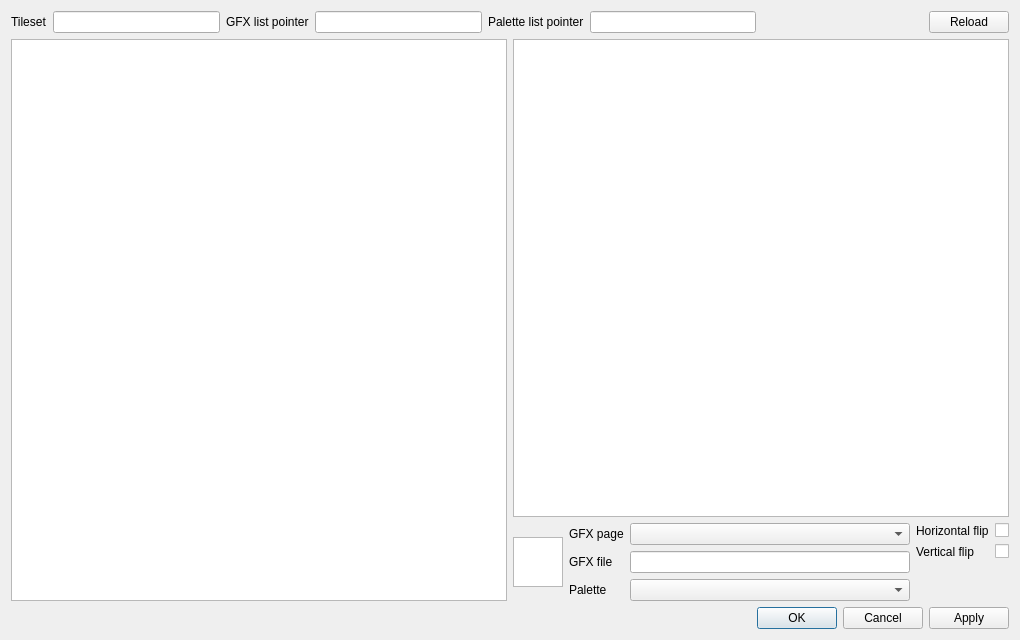
LagoLunatic/DSVEdit, file dsvedit/tileset_editor.ui: the form before one commit.
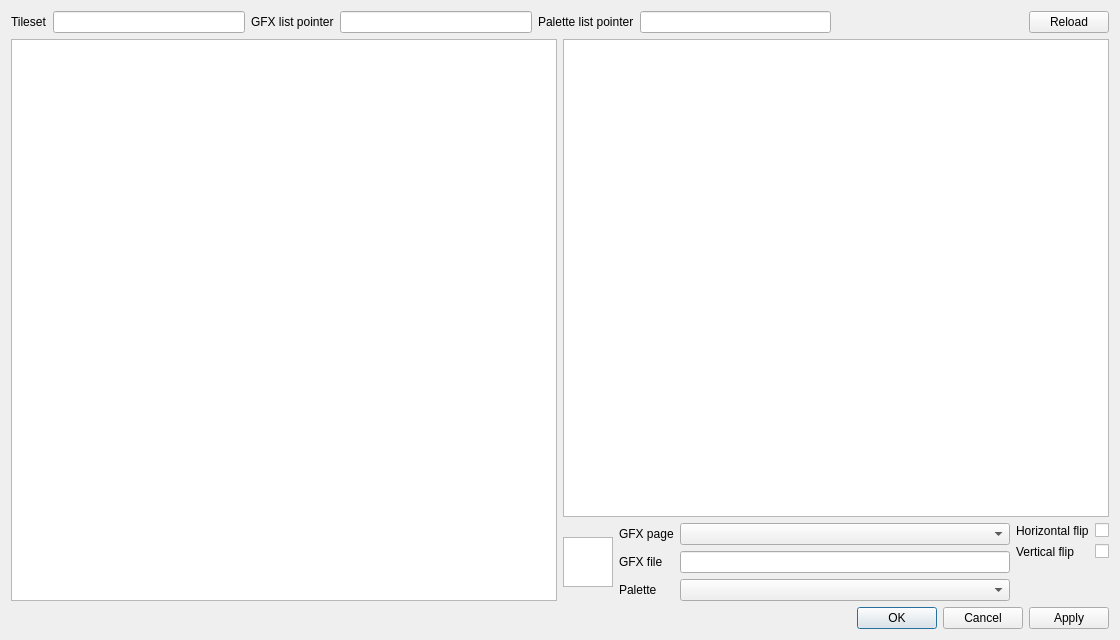
The form after the commit.

Patch:
```diff
--- a/dsvedit/tileset_editor.ui
+++ b/dsvedit/tileset_editor.ui
@@ -6,7 +6,7 @@
    <rect>
     <x>0</x>
     <y>0</y>
-    <width>1020</width>
+    <width>1120</width>
     <height>640</height>
    </rect>
   </property>
```
